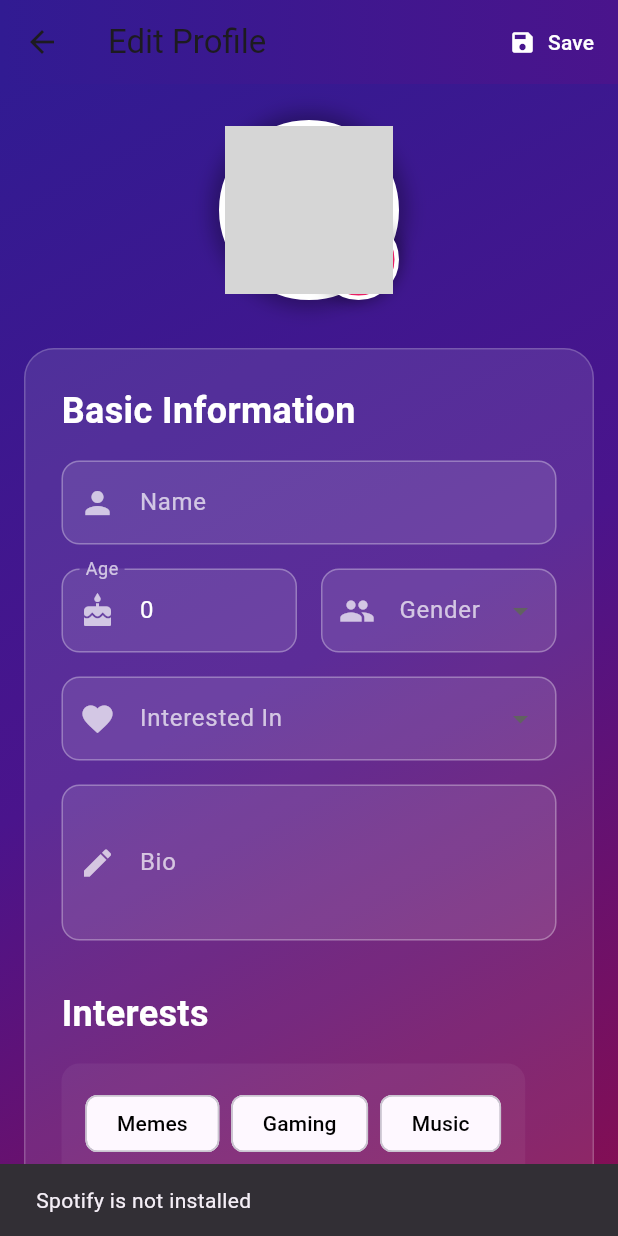
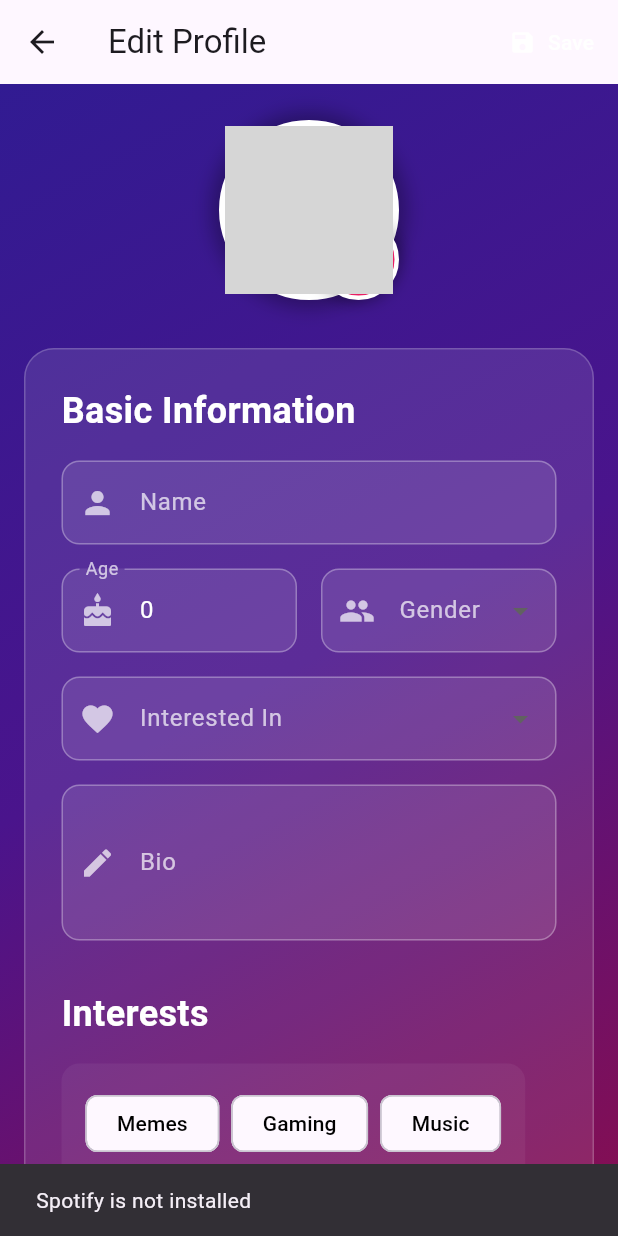
Before and after one commit to Raghavendrareddyn04/Mememates, a Flutter app: the ProfileScreen screen opened directly, after a tap on "Edit", on a phone screen of 412 x 824 dp. Run offline on Flutter 3.47's test engine with Material 3 defaults, Android fonts, the phone set to English and light mode, and no system bars; our stand-ins replace audio_video_progress_bar, cloud_firestore, country_code_picker, firebase_auth, firebase_core, google_sign_in and 2 more; missing offline and left inert: cloudinary_public, encrypt, spotify, spotify_sdk; accounts and stored records are empty; network calls fail; grey boxes are pictures that could not be loaded.

Commit message:
first commit

```diff
--- a/lib/screens/discovery_screen.dart
+++ b/lib/screens/discovery_screen.dart
@@ -1,5 +1,6 @@
 import 'package:flutter/material.dart';
 import 'package:cloud_firestore/cloud_firestore.dart';
+import 'package:flutter_auth/widgets/loading_animation.dart';
 import '../services/auth_service.dart';
 
 class DiscoveryScreen extends StatefulWidget {
@@ -276,7 +277,9 @@ class _DiscoveryScreenState extends State<DiscoveryScreen> {
   @override
   Widget build(BuildContext context) {
     if (_isLoading) {
-      return const Center(child: CircularProgressIndicator());
+      return const Center(
+          child: const LoadingAnimation(
+              message: "Finding your perfect meme match..."));
     }
 
     return RefreshIndicator(
--- a/lib/screens/messages_screen.dart
+++ b/lib/screens/messages_screen.dart
@@ -1,4 +1,5 @@
 import 'package:flutter/material.dart';
+import 'package:flutter_auth/widgets/loading_animation.dart';
 import '../models/user_profile.dart';
 import '../services/user_service.dart';
 import '../services/chat_service.dart';
@@ -160,7 +161,9 @@ class _MessagesScreenState extends State<MessagesScreen>
             ),
             Expanded(
               child: _isLoading
-                  ? const Center(child: CircularProgressIndicator())
+                  ? const Center(
+                      child: LoadingAnimation(
+                          message: "Finding your perfect meme match..."))
                   : _chats.isEmpty
                       ? _buildEmptyState()
                       : FadeTransition(
--- a/lib/screens/profile_edit_screen.dart
+++ b/lib/screens/profile_edit_screen.dart
@@ -38,6 +38,13 @@ class _ProfileEditScreenState extends State<ProfileEditScreen>
   String? _songTitle;
 
   final List<String> _genderOptions = ['Male', 'Female', 'Non-binary', 'Other'];
+  final List<String> _preferredGenderOptions = [
+    'Male',
+    'Female',
+    'Non-binary',
+    'Other',
+    'All'
+  ];
   final List<String> _interestOptions = [
     'Memes',
     'Gaming',
@@ -84,7 +91,11 @@ class _ProfileEditScreenState extends State<ProfileEditScreen>
       _profileImageUrl = widget.initialProfile!['profileImage'];
       _age = widget.initialProfile!['age'];
       _gender = widget.initialProfile!['gender'];
-      _preferredGender = widget.initialProfile!['preferredGender'];
+
+      // Convert 'Both' to 'All' for backward compatibility
+      final preferredGender = widget.initialProfile!['preferredGender'];
+      _preferredGender = preferredGender == 'Both' ? 'All' : preferredGender;
+
       _interests = List<String>.from(widget.initialProfile!['interests'] ?? []);
       _artistName = widget.initialProfile!['artistName'];
       _songTitle = widget.initialProfile!['songTitle'];
@@ -107,28 +118,6 @@ class _ProfileEditScreenState extends State<ProfileEditScreen>
       if (mounted) {
         ScaffoldMessenger.of(context).showSnackBar(
           SnackBar(content: Text('Error picking image: $e')),
-        );
-      }
-    }
-  }
-
-  Future<void> _addMoodBoardImage() async {
-    try {
-      final XFile? image =
-          await _imagePicker.pickImage(source: ImageSource.gallery);
-      if (image != null) {
-        setState(() => _isLoading = true);
-        final url = await _cloudinaryService.uploadImage(image.path);
-        setState(() {
-          _moodBoardImages.add(url);
-          _isLoading = false;
-        });
-      }
-    } catch (e) {
-      setState(() => _isLoading = false);
-      if (mounted) {
-        ScaffoldMessenger.of(context).showSnackBar(
-          SnackBar(content: Text('Error adding image: $e')),
         );
       }
     }
@@ -184,16 +173,6 @@ class _ProfileEditScreenState extends State<ProfileEditScreen>
     return Scaffold(
       appBar: AppBar(
         title: const Text('Edit Profile'),
-        flexibleSpace: Container(
-          decoration: BoxDecoration(
-            gradient: LinearGradient(
-              colors: [
-                Colors.deepPurple.shade900,
-                Colors.purple.shade900,
-              ],
-            ),
-          ),
-        ),
         actions: [
           TextButton.icon(
             onPressed: _isLoading ? null : _saveProfile,
@@ -249,14 +228,6 @@ class _ProfileEditScreenState extends State<ProfileEditScreen>
                                 _buildSectionTitle('Interests'),
                                 const SizedBox(height: 16),
                                 _buildInterestsSection(),
-                                const SizedBox(height: 32),
-                                _buildSectionTitle('Mood Board'),
-                                const SizedBox(height: 16),
-                                _buildMoodBoardSection(isSmallScreen),
-                                const SizedBox(height: 32),
-                                _buildSectionTitle('Music'),
-                                const SizedBox(height: 16),
-                                _buildMusicSection(isSmallScreen),
                               ],
                             ),
                           ),
@@ -347,6 +318,7 @@ class _ProfileEditScreenState extends State<ProfileEditScreen>
 
   Widget _buildBasicInfoFields(bool isSmallScreen) {
     return Column(
+      crossAxisAlignment: CrossAxisAlignment.start,
       children: [
         TextFormField(
           controller: _nameController,
@@ -392,6 +364,8 @@ class _ProfileEditScreenState extends State<ProfileEditScreen>
                   );
                 }).toList(),
                 onChanged: (value) => setState(() => _gender = value),
+                validator: (value) =>
+                    value == null ? 'Gender is required' : null,
               ),
             ),
           ],
@@ -402,7 +376,7 @@ class _ProfileEditScreenState extends State<ProfileEditScreen>
           style: const TextStyle(color: Colors.white),
           dropdownColor: Colors.deepPurple,
           decoration: _buildInputDecoration('Interested In', Icons.favorite),
-          items: [..._genderOptions, 'All'].map((gender) {
+          items: _preferredGenderOptions.map((gender) {
             return DropdownMenuItem(
               value: gender,
               child: Text(gender),
@@ -455,133 +429,6 @@ class _ProfileEditScreenState extends State<ProfileEditScreen>
           );
         }).toList(),
       ),
-    );
-  }
-
-  Widget _buildMoodBoardSection(bool isSmallScreen) {
-    return GridView.builder(
-      shrinkWrap: true,
-      physics: const NeverScrollableScrollPhysics(),
-      gridDelegate: SliverGridDelegateWithFixedCrossAxisCount(
-        crossAxisCount: isSmallScreen ? 3 : 4,
-        crossAxisSpacing: 8,
-        mainAxisSpacing: 8,
-      ),
-      itemCount: _moodBoardImages.length + 1,
-      itemBuilder: (context, index) {
-        if (index == _moodBoardImages.length) {
-          return _buildAddImageButton();
-        }
-        return _buildMoodBoardImage(index);
-      },
-    );
-  }
-
-  Widget _buildAddImageButton() {
-    return GestureDetector(
-      onTap: _addMoodBoardImage,
-      child: Container(
-        decoration: BoxDecoration(
-          color: Colors.white.withOpacity(0.1),
-          borderRadius: BorderRadius.circular(12),
-          border: Border.all(
-            color: Colors.white.withOpacity(0.3),
-            width: 2,
-          ),
-        ),
-        child: Column(
-          mainAxisAlignment: MainAxisAlignment.center,
-          children: [
-            Icon(
-              Icons.add_photo_alternate,
-              color: Colors.white.withOpacity(0.7),
-              size: 32,
-            ),
-            const SizedBox(height: 8),
-            Text(
-              'Add Image',
-              style: TextStyle(
-                color: Colors.white.withOpacity(0.7),
-                fontSize: 12,
-              ),
-            ),
-          ],
-        ),
-      ),
-    );
-  }
-
-  Widget _buildMoodBoardImage(int index) {
-    return Stack(
-      children: [
-        Container(
-          decoration: BoxDecoration(
-            borderRadius: BorderRadius.circular(12),
-            image: DecorationImage(
-              image: NetworkImage(_moodBoardImages[index]),
-              fit: BoxFit.cover,
-            ),
-            boxShadow: [
-              BoxShadow(
-                color: Colors.black.withOpacity(0.2),
-                blurRadius: 8,
-                spreadRadius: 2,
-              ),
-            ],
-          ),
-        ),
-        Positioned(
-          top: 8,
-          right: 8,
-          child: GestureDetector(
-            onTap: () {
-              setState(() {
-                _moodBoardImages.removeAt(index);
-              });
-            },
-            child: Container(
-              padding: const EdgeInsets.all(4),
-              decoration: BoxDecoration(
-                color: Colors.red,
-                shape: BoxShape.circle,
-                border: Border.all(color: Colors.white, width: 1),
-              ),
-              child: const Icon(
-                Icons.close,
-                color: Colors.white,
-                size: 16,
-              ),
-            ),
-          ),
-        ),
-      ],
-    );
-  }
-
-  Widget _buildMusicSection(bool isSmallScreen) {
-    return Column(
-      children: [
-        TextFormField(
-          initialValue: _selectedSong,
-          style: const TextStyle(color: Colors.white),
-          decoration: _buildInputDecoration('Anthem', Icons.music_note),
-          onChanged: (value) => setState(() => _selectedSong = value),
-        ),
-        const SizedBox(height: 16),
-        TextFormField(
-          initialValue: _artistName,
-          style: const TextStyle(color: Colors.white),
-          decoration: _buildInputDecoration('Artist Name', Icons.person),
-          onChanged: (value) => setState(() => _artistName = value),
-        ),
-        const SizedBox(height: 16),
-        TextFormField(
-          initialValue: _songTitle,
-          style: const TextStyle(color: Colors.white),
-          decoration: _buildInputDecoration('Song Title', Icons.audiotrack),
-          onChanged: (value) => setState(() => _songTitle = value),
-        ),
-      ],
     );
   }
 
--- a/lib/screens/profile_screen.dart
+++ b/lib/screens/profile_screen.dart
@@ -1,4 +1,5 @@
 import 'package:flutter/material.dart';
+import 'package:flutter_auth/widgets/loading_animation.dart';
 import '../services/user_service.dart';
 import '../services/meme_service.dart';
 import '../models/meme_post.dart';
@@ -339,7 +340,9 @@ class _ProfileScreenState extends State<ProfileScreen> {
   Widget build(BuildContext context) {
     if (_isLoading) {
       return const Scaffold(
-        body: Center(child: CircularProgressIndicator()),
+        body: Center(
+            child: LoadingAnimation(
+                message: "Finding your perfect meme match...")),
       );
     }
 
@@ -570,7 +573,9 @@ class _ProfileScreenState extends State<ProfileScreen> {
                                 builder: (context, snapshot) {
                                   if (!snapshot.hasData) {
                                     return const Center(
-                                        child: CircularProgressIndicator());
+                                        child: const LoadingAnimation(
+                                            message:
+                                                "Finding your perfect meme match..."));
                                   }
                                   return GridView.builder(
                                     shrinkWrap: true,
--- /dev/null
+++ b/lib/widgets/loading_animation.dart
@@ -0,0 +1,145 @@
+import 'package:flutter/material.dart';
+import 'dart:math' as math;
+
+class LoadingAnimation extends StatefulWidget {
+  final String? message;
+
+  const LoadingAnimation({
+    super.key,
+    this.message,
+  });
+
+  @override
+  State<LoadingAnimation> createState() => _LoadingAnimationState();
+}
+
+class _LoadingAnimationState extends State<LoadingAnimation>
+    with TickerProviderStateMixin {
+  late AnimationController _heartController;
+  late AnimationController _floatingController;
+  late Animation<double> _heartScale;
+  late Animation<double> _heartBeat;
+
+  final List<Widget> _floatingHearts = [];
+  final _random = math.Random();
+
+  @override
+  void initState() {
+    super.initState();
+
+    // Heart beat animation
+    _heartController = AnimationController(
+      duration: const Duration(milliseconds: 1500),
+      vsync: this,
+    )..repeat();
+
+    _heartScale = Tween<double>(begin: 1.0, end: 1.2).animate(
+      CurvedAnimation(
+        parent: _heartController,
+        curve: Curves.easeInOut,
+      ),
+    );
+
+    _heartBeat = Tween<double>(begin: 1.0, end: 0.8).animate(
+      CurvedAnimation(
+        parent: _heartController,
+        curve: Curves.easeInOut,
+      ),
+    );
+
+    // Floating animation
+    _floatingController = AnimationController(
+      duration: const Duration(seconds: 2),
+      vsync: this,
+    )..repeat();
+
+    // Generate floating hearts
+    _generateFloatingHearts();
+  }
+
+  void _generateFloatingHearts() {
+    for (int i = 0; i < 6; i++) {
+      final startX = _random.nextDouble() * 300 - 150;
+      final endX = startX + (_random.nextDouble() * 100 - 50);
+      final duration = Duration(milliseconds: 1500 + _random.nextInt(1000));
+      final size = 20.0 + _random.nextDouble() * 20;
+
+      _floatingHearts.add(
+        TweenAnimationBuilder<double>(
+          tween: Tween<double>(begin: 0.0, end: 1.0),
+          duration: duration,
+          curve: Curves.easeInOut,
+          builder: (context, value, child) {
+            return Transform.translate(
+              offset: Offset(
+                startX + (endX - startX) * value,
+                -200 * value,
+              ),
+              child: Opacity(
+                opacity: 1.0 - value,
+                child: Icon(
+                  Icons.favorite,
+                  color: Colors.pink.withOpacity(0.6),
+                  size: size,
+                ),
+              ),
+            );
+          },
+        ),
+      );
+    }
+  }
+
+  @override
+  Widget build(BuildContext context) {
+    return Center(
+      child: Column(
+        mainAxisAlignment: MainAxisAlignment.center,
+        children: [
+          SizedBox(
+            height: 200,
+            width: 200,
+            child: Stack(
+              alignment: Alignment.center,
+              children: [
+                ..._floatingHearts,
+                AnimatedBuilder(
+                  animation: _heartController,
+                  builder: (context, child) {
+                    return Transform.scale(
+                      scale: _heartScale.value,
+                      child: Icon(
+                        Icons.favorite,
+                        color: Colors.pink.withOpacity(_heartBeat.value),
+                        size: 64,
+                      ),
+                    );
+                  },
+                ),
+              ],
+            ),
+          ),
+          if (widget.message != null) ...[
+            const SizedBox(height: 24),
+            Text(
+              widget.message!,
+              style: TextStyle(
+                color: Colors.white.withOpacity(0.8),
+                fontSize: 16,
+                fontWeight: FontWeight.w500,
+              ),
+              textAlign: TextAlign.center,
+            ),
+          ],
+        ],
+      ),
+    );
+  }
+
+  @override
+  void dispose() {
+    _heartController.dispose();
+    _floatingController.dispose();
+    super.dispose();
+  }
+}
```
Also changed, not shown: lib/screens/home_screen.dart (+21 -22 lines).
